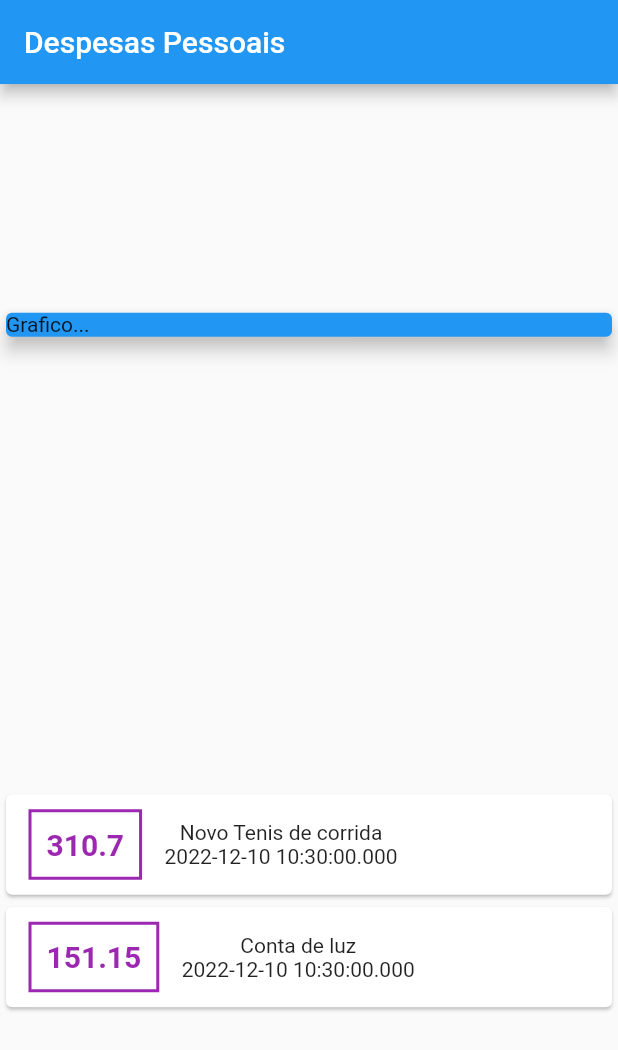
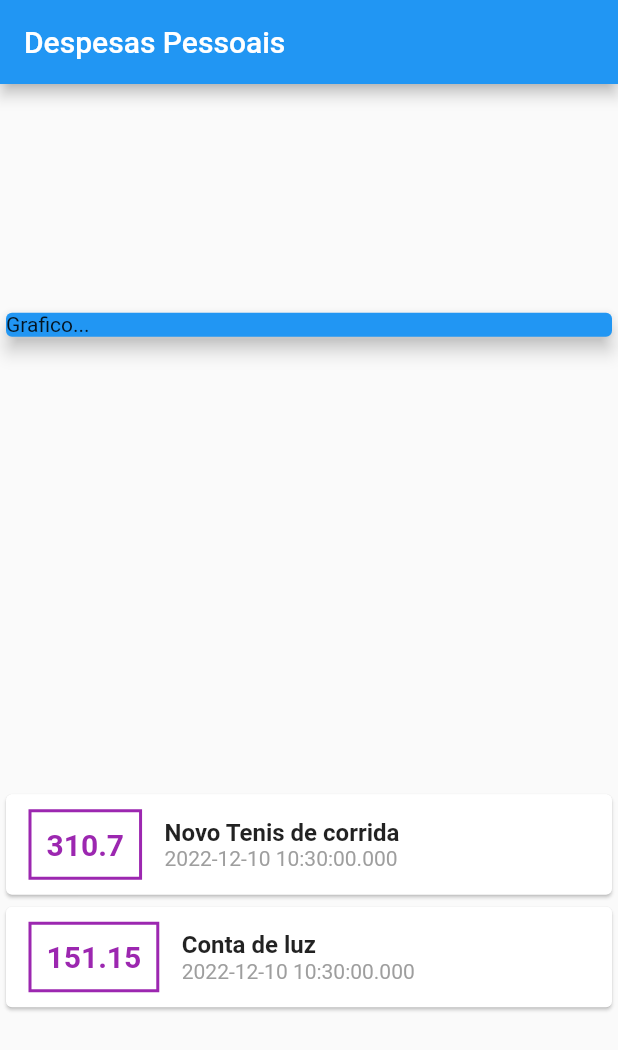
Before and after one commit to tupiribas/AppControleDeGastos, a Flutter app: the screen it shows after launch, on a phone screen of 412 x 824 dp. Shown: the top 1050 px of the screen. Run offline on Flutter 3.47's test engine with Material 2 defaults, Android fonts, the phone set to English and light mode, and no system bars.

Commit message:
Implementação visual (obj): Transaction - v2.2 - titulo e data

```diff
--- a/lib/main.dart
+++ b/lib/main.dart
@@ -51,6 +51,7 @@ class MyHomePage extends StatelessWidget {
               return Card(
                 child: Row(
                   children: <Widget>[
+                    // PREÇO
                     Container(
                       margin: const EdgeInsets.symmetric(
                           horizontal: 15, vertical: 10),
@@ -65,10 +66,21 @@ class MyHomePage extends StatelessWidget {
                             color: Colors.purple),
                       ),
                     ),
+                    // TITULO E DATA
                     Column(
+                      crossAxisAlignment: CrossAxisAlignment.start,
                       children: <Widget>[
-                        Text(tr.title),
-                        Text(tr.date.toString())
+                        Text(
+                          tr.title,
+                          style: const TextStyle(
+                            fontWeight: FontWeight.bold,
+                            fontSize: 16,
+                          ),
+                        ),
+                        Text(
+                          tr.date.toString(),
+                          style: const TextStyle(color: Colors.grey),
+                        )
                       ],
                     )
                   ],
```
